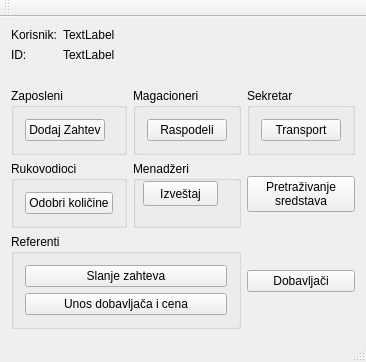
The window that mainwindow.ui (zivke/nabavke) describes before a commit, drawn with Qt 5.
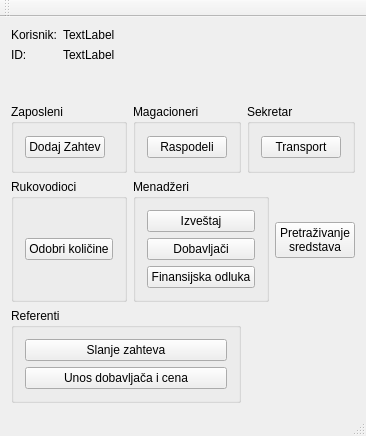
The same window after the commit.

Patch:
```diff
--- a/mainwindow.ui
+++ b/mainwindow.ui
@@ -6,8 +6,8 @@
    <rect>
     <x>0</x>
     <y>0</y>
-    <width>317</width>
-    <height>362</height>
+    <width>341</width>
+    <height>436</height>
    </rect>
   </property>
   <property name="windowTitle">
@@ -15,6 +15,41 @@
   </property>
   <widget class="QWidget" name="centralWidget">
    <layout class="QGridLayout" name="gridLayout">
+    <item row="0" column="0">
+     <layout class="QFormLayout" name="formLayout">
+      <item row="0" column="0">
+       <widget class="QLabel" name="label">
+        <property name="text">
+         <string>Korisnik:</string>
+        </property>
+       </widget>
+      </item>
+      <item row="0" column="1">
+       <widget class="QLabel" name="lbIme">
+        <property name="text">
+         <string>TextLabel</string>
+        </property>
+        <property name="wordWrap">
+         <bool>true</bool>
+        </property>
+       </widget>
+      </item>
+      <item row="1" column="0">
+       <widget class="QLabel" name="label_2">
+        <property name="text">
+         <string>ID:</string>
+        </property>
+       </widget>
+      </item>
+      <item row="1" column="1">
+       <widget class="QLabel" name="lbId">
+        <property name="text">
+         <string>TextLabel</string>
+        </property>
+       </widget>
+      </item>
+     </layout>
+    </item>
     <item row="1" column="0">
      <widget class="QGroupBox" name="groupBox">
       <property name="title">
@@ -59,7 +94,7 @@
       </layout>
      </widget>
     </item>
-    <item row="1" column="2">
+    <item row="1" column="2" colspan="2">
      <widget class="QGroupBox" name="groupBox_6">
       <property name="title">
        <string>Sekretar</string>
@@ -91,27 +126,37 @@
       </layout>
      </widget>
     </item>
-    <item row="2" column="1">
+    <item row="2" column="1" colspan="2">
      <widget class="QGroupBox" name="groupBox_5">
       <property name="title">
        <string>Menadžeri</string>
       </property>
-      <widget class="QPushButton" name="btnIzvestaj">
-       <property name="geometry">
-        <rect>
-         <x>10</x>
-         <y>20</y>
-         <width>75</width>
-         <height>25</height>
-        </rect>
-       </property>
-       <property name="text">
-        <string>Izveštaj</string>
-       </property>
-      </widget>
+      <layout class="QVBoxLayout" name="verticalLayout_6">
+       <item>
+        <widget class="QPushButton" name="btnIzvestaj">
+         <property name="text">
+          <string>Izveštaj</string>
+         </property>
+        </widget>
+       </item>
+       <item>
+        <widget class="QPushButton" name="btnDobavljaci">
+         <property name="text">
+          <string>Dobavljači</string>
+         </property>
+        </widget>
+       </item>
+       <item>
+        <widget class="QPushButton" name="pushButton">
+         <property name="text">
+          <string>Finansijska odluka</string>
+         </property>
+        </widget>
+       </item>
+      </layout>
      </widget>
     </item>
-    <item row="2" column="2">
+    <item row="2" column="3">
      <widget class="QPushButton" name="btnPretrazivanje">
       <property name="text">
        <string>Pretraživanje
@@ -142,48 +187,6 @@
       </layout>
      </widget>
     </item>
-    <item row="0" column="0" colspan="2">
-     <layout class="QFormLayout" name="formLayout">
-      <item row="0" column="0">
-       <widget class="QLabel" name="label">
-        <property name="text">
-         <string>Korisnik:</string>
-        </property>
-       </widget>
-      </item>
-      <item row="0" column="1">
-       <widget class="QLabel" name="lbIme">
-        <property name="text">
-         <string>TextLabel</string>
-        </property>
-        <property name="wordWrap">
-         <bool>true</bool>
-        </property>
-       </widget>
-      </item>
-      <item row="1" column="0">
-       <widget class="QLabel" name="label_2">
-        <property name="text">
-         <string>ID:</string>
-        </property>
-       </widget>
-      </item>
-      <item row="1" column="1">
-       <widget class="QLabel" name="lbId">
-        <property name="text">
-         <string>TextLabel</string>
-        </property>
-       </widget>
-      </item>
-     </layout>
-    </item>
-    <item row="3" column="2">
-     <widget class="QPushButton" name="btnDobavljaci">
-      <property name="text">
-       <string>Dobavljači</string>
-      </property>
-     </widget>
-    </item>
    </layout>
   </widget>
   <widget class="QMenuBar" name="menuBar">
```
Left out of the diff: 2 changed lines with no effect on the pictures.
